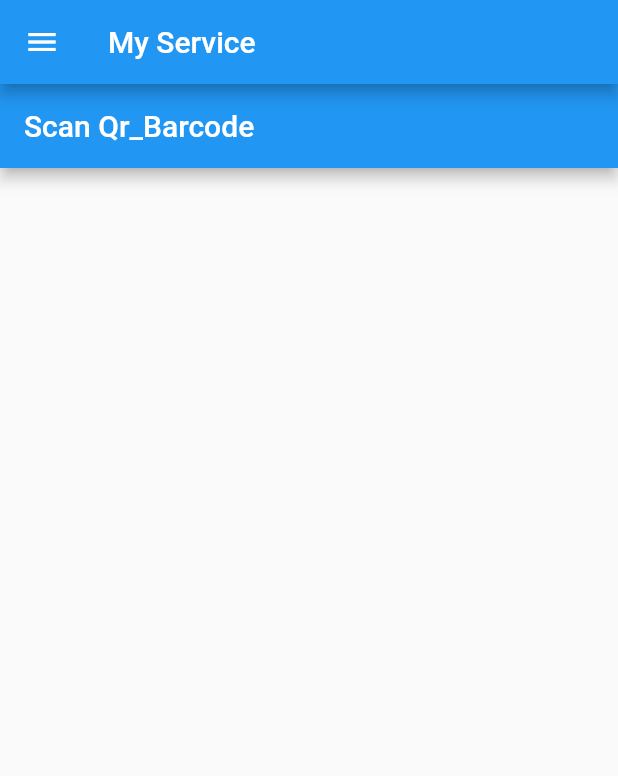
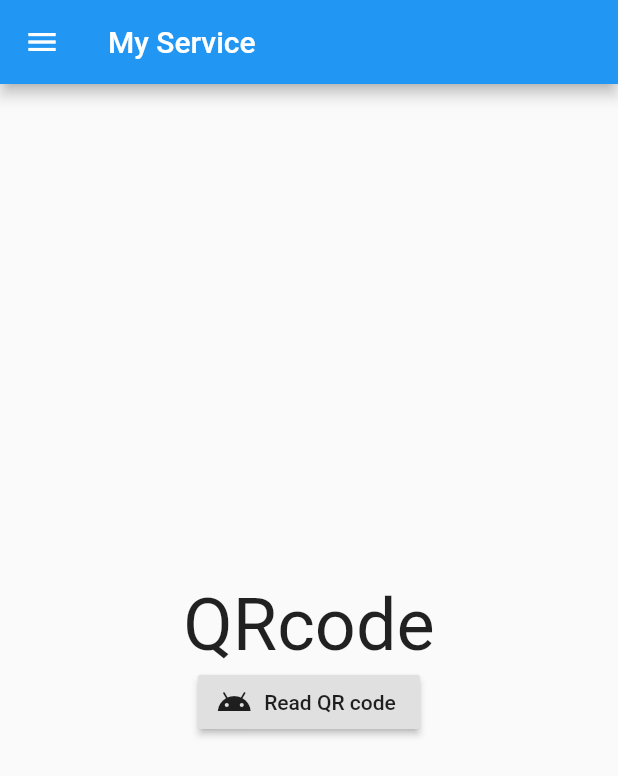
Before and after one commit to jakapun/timestamp, a Flutter app: the screen it shows after launch, in the side drawer, after a tap on "สแกน Qrcode/Barcode", on a phone screen of 412 x 824 dp. Shown: the top 776 px of the screen. Run offline on Flutter 3.47's test engine with Material 2 defaults, Android fonts, the phone set to English and light mode, and no system bars; our stand-ins replace image_picker, location; missing offline and left inert: barcode_scan.

Commit message:
add qrcode_barcode edit icon drawer

```diff
--- a/lib/screens/my_service.dart
+++ b/lib/screens/my_service.dart
@@ -18,9 +18,9 @@ class _MyserviceState extends State<Myservice> {
   Widget menuFormPage() {
     return ListTile(
       leading: Icon(
-        Icons.all_out,
+        Icons.alarm_add,
         size: 36.0,
-        color: Colors.red,
+        color: Colors.green[400],
       ),
       title: Text(
         'ลงเวลาเข้า',
@@ -39,9 +39,9 @@ class _MyserviceState extends State<Myservice> {
   Widget menuListViewPage() {
     return ListTile(
       leading: Icon(
-        Icons.all_out,
+        Icons.alarm_off,
         size: 36.0,
-        color: Colors.purple,
+        color: Colors.red,
       ),
       title: Text(
         'ลงเวลาออก',
@@ -60,12 +60,32 @@ class _MyserviceState extends State<Myservice> {
   Widget menuQRcode() {
     return ListTile(
       leading: Icon(
+        Icons.crop_free,
+        size: 36.0,
+        color: Colors.purple,
+      ),
+      title: Text(
+        'สแกน Qrcode/Barcode',
+        style: TextStyle(fontSize: 18.0),
+      ),
+      onTap: () {
+        setState(() {
+          currentWidget = QrBarcode();
+          Navigator.of(context).pop();
+        });
+      },
+    );
+  }
+
+  Widget menuAdmin() {
+    return ListTile(
+      leading: Icon(
         Icons.android,
         size: 36.0,
         color: Colors.purple,
       ),
       title: Text(
-        'สแกน Qrcode/Barcode',
+        'Admin เซคชั่น',
         style: TextStyle(fontSize: 18.0),
       ),
       onTap: () {
@@ -145,6 +165,8 @@ class _MyserviceState extends State<Myservice> {
           Divider(),
           menuQRcode(),
           Divider(),
+          menuAdmin(),
+          Divider(),
           signOutAnExit(),
         ],
       ),
--- a/lib/screens/qrbarcode.dart
+++ b/lib/screens/qrbarcode.dart
@@ -1,16 +1,61 @@
 import 'package:flutter/material.dart';
+import 'package:barcode_scan/barcode_scan.dart';
+
+// QrBarcode
 
 class QrBarcode extends StatefulWidget {
+
   @override
   _QrBarcodeState createState() => _QrBarcodeState();
 }
 
 class _QrBarcodeState extends State<QrBarcode> {
+
+  // Explicit
+  String qrCodeString = 'QRcode';
+
+  // Method
+  Widget showText() {
+    return Container(
+      alignment: Alignment.center,
+      child: Text(
+        '$qrCodeString',
+        style: TextStyle(fontSize: 48.0),
+      ),
+    );
+  }
+
+  Widget showButton() {
+    return RaisedButton.icon(
+      icon: Icon(Icons.android),
+      label: Text('Read QR code'),
+      onPressed: () {
+        qrProcess();
+      },
+    );
+  }
+
+  Future<void> qrProcess() async {
+    try {
+      String codeString = await BarcodeScanner.scan();
+
+      if (codeString.length != 0) {
+        setState(() {
+          qrCodeString = codeString;
+        });
+      }
+    } catch (e) {}
+  }
+
   @override
   Widget build(BuildContext context) {
-    return Scaffold(
-      appBar: AppBar(
-        title: Text('Scan Qr_Barcode'),
+    return Container(
+      child: Column(
+        mainAxisAlignment: MainAxisAlignment.center,
+        children: <Widget>[
+          showText(),
+          showButton(),
+        ],
       ),
     );
   }
--- a/pubspec.yaml
+++ b/pubspec.yaml
@@ -25,6 +25,7 @@ dependencies:
   cupertino_icons: ^0.1.2
   image_picker: ^0.6.1+4
   location: ^2.3.5
+  barcode_scan: ^1.0.0
 
 dev_dependencies:
   flutter_test:
```
Also changed, not shown: pubspec.lock, 1 other file.
